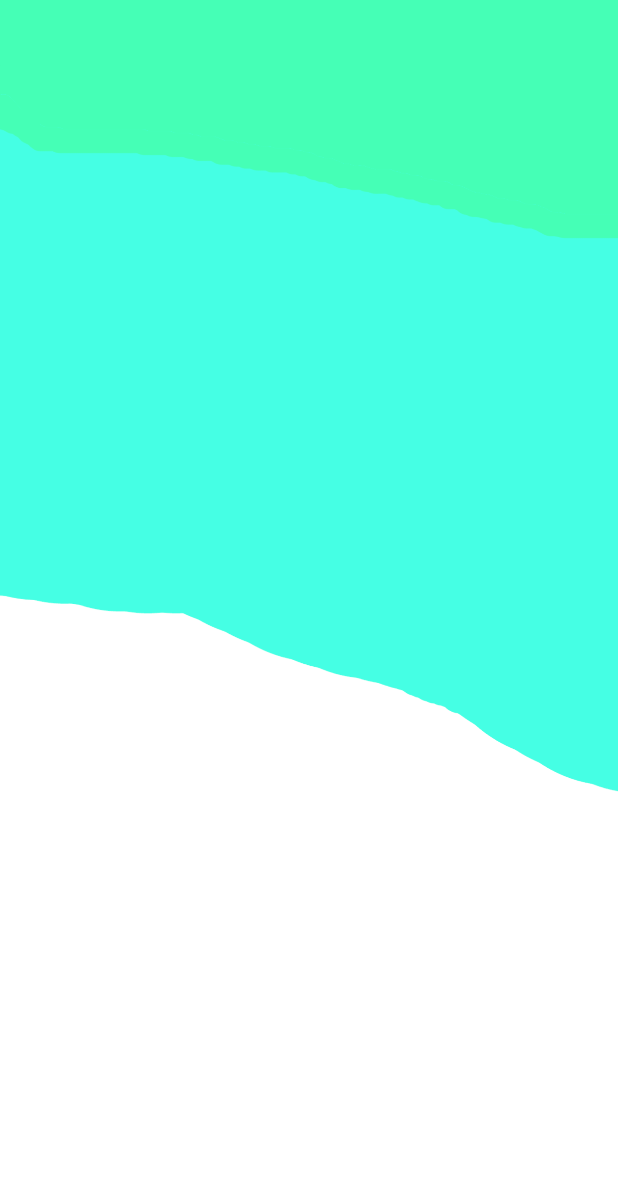
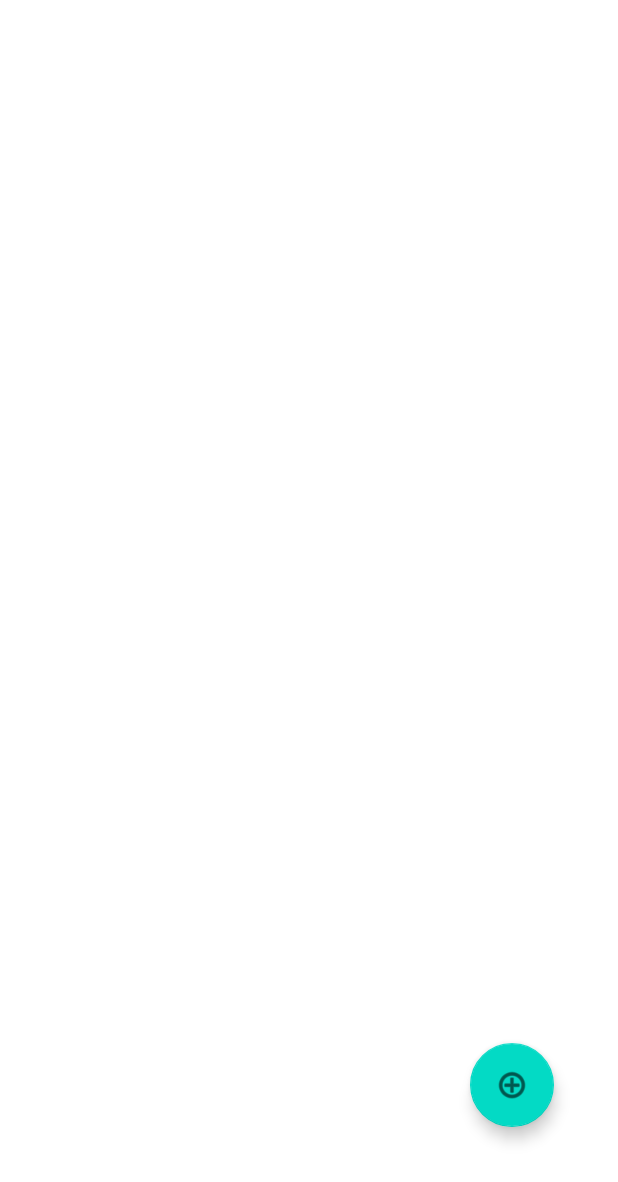
Before and after one commit to Yannick12365/EMA-Projekt, an Android app: the Vorratskammer screen opened directly, with no data from a screen before it, on a phone screen of 412 x 824 dp. Shown: the top 1182 px of the screen. Run offline under Robolectric (Android 15) with nearby library versions, the phone set to English and light mode, and no system bars.

Commit message:
add Login Screen add Item for Vorratskammer

```diff
--- a/app/src/main/res/layout/activity_vorratskammer.xml
+++ b/app/src/main/res/layout/activity_vorratskammer.xml
@@ -1,31 +1,32 @@
 <?xml version="1.0" encoding="utf-8"?>
-<androidx.constraintlayout.widget.ConstraintLayout xmlns:android="http://schemas.android.com/apk/res/android"
+<androidx.constraintlayout.widget.ConstraintLayout
+    xmlns:android="http://schemas.android.com/apk/res/android"
     xmlns:app="http://schemas.android.com/apk/res-auto"
     xmlns:tools="http://schemas.android.com/tools"
     android:layout_width="match_parent"
     android:layout_height="match_parent"
-    tools:context=".vorratskammer.Vorratskammer"
-    android:background="@drawable/standarthintergrund">
+    tools:context=".MainActivity">
 
-    <androidx.constraintlayout.widget.ConstraintLayout
-        android:id="@+id/constraintLayout"
+    <androidx.recyclerview.widget.RecyclerView
+        android:id="@+id/recyclerView"
         android:layout_width="match_parent"
-        android:layout_height="103dp"
-        app:layout_constraintEnd_toEndOf="parent"
-        app:layout_constraintHorizontal_bias="1.0"
-        app:layout_constraintStart_toStartOf="parent"
-        app:layout_constraintTop_toTopOf="parent"></androidx.constraintlayout.widget.ConstraintLayout>
+        android:layout_height="match_parent" />
 
-    <androidx.constraintlayout.widget.ConstraintLayout
-        android:id="@+id/constraintLayout2"
-        android:layout_width="match_parent"
-        android:layout_height="match_parent"
-        android:layout_marginTop="96dp"
+    <com.google.android.material.floatingactionbutton.FloatingActionButton
+        android:id="@+id/add"
+        android:layout_width="wrap_content"
+        android:layout_height="wrap_content"
+        android:layout_marginStart="200dp"
+        android:layout_marginTop="550dp"
+        android:layout_marginEnd="30dp"
+        android:layout_marginBottom="60dp"
+        android:clickable="true"
         app:layout_constraintBottom_toBottomOf="parent"
         app:layout_constraintEnd_toEndOf="parent"
+        app:layout_constraintHorizontal_bias="0.898"
         app:layout_constraintStart_toStartOf="parent"
-        app:layout_constraintTop_toTopOf="@+id/constraintLayout">
-
-    </androidx.constraintlayout.widget.ConstraintLayout>
+        app:layout_constraintTop_toTopOf="parent"
+        app:layout_constraintVertical_bias="0.92"
+        app:srcCompat="@android:drawable/ic_menu_add" />
 
 </androidx.constraintlayout.widget.ConstraintLayout>
--- a/app/src/main/res/values/colors.xml
+++ b/app/src/main/res/values/colors.xml
@@ -7,4 +7,5 @@
     <color name="teal_700">#FF018786</color>
     <color name="black">#FF000000</color>
     <color name="white">#FFFFFFFF</color>
+    <color name="antique_brass">#c89b7b</color>
 </resources>
```
Also changed, not shown: app/src/main/java/com/example/ema_projekt/MainActivity.kt (+10 -0 lines), app/src/main/java/com/example/ema_projekt/vorratskammer/CustomAdapter.kt (added, +28 -0 lines), app/src/main/res/layout/activity_main.xml (+121 -1 lines), app/src/main/res/layout/item_vorratskammer.xml (added, +42 -0 lines).
